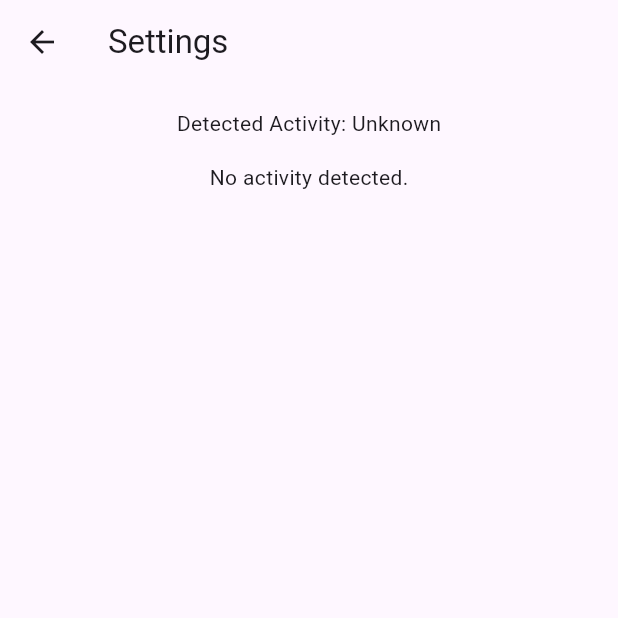
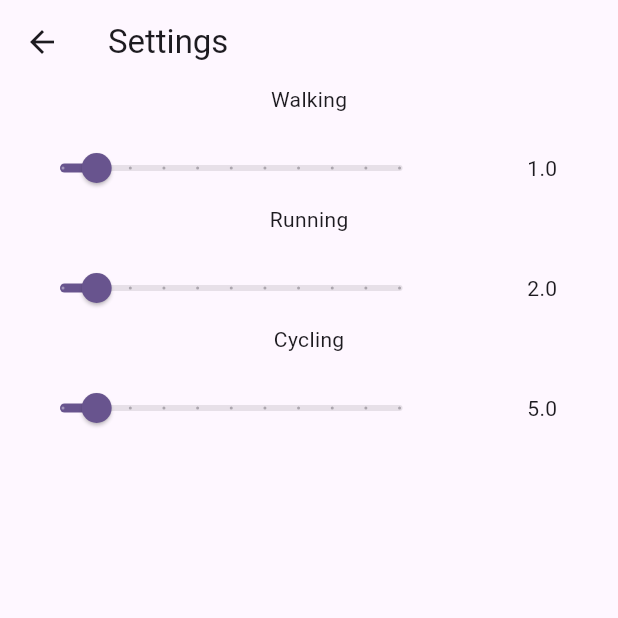
Before and after one commit to OlaiyaO/fitness_tracker, a Flutter app: the screen it shows after launch, after a tap on the "settings" icon, on a phone screen of 412 x 824 dp, the top half of it. Run offline on Flutter 3.47's test engine with Material 3 defaults, Android fonts, the light colour scheme and no system bars; our stand-ins replace cloud_firestore, equatable, flutter_bloc, google_maps_flutter, location, table_calendar; accounts and stored records are empty.

```diff
--- a/lib/blocs/goal_bloc/goal_bloc.dart
+++ b/lib/blocs/goal_bloc/goal_bloc.dart
@@ -1,25 +1,32 @@
 import 'package:flutter_bloc/flutter_bloc.dart';
-import '../../data/models/goal_model.dart';
+import 'package:cloud_firestore/cloud_firestore.dart';
+
 import 'goal_event.dart';
 import 'goal_state.dart';
 
 class GoalBloc extends Bloc<GoalEvent, GoalState> {
-  GoalBloc() : super(const GoalState(
-    detectedActivity: 'Unknown',
-    goals: {
-      'Running': Goal(activity: 'Running', distances: [1, 5, 10], selectedDistance: 1),
-      'Walking': Goal(activity: 'Walking', distances: [1, 5, 10], selectedDistance: 1),
-      'Cycling': Goal(activity: 'Cycling', distances: [5, 10, 20], selectedDistance: 5),
-    },
-  )) {
-    on<SelectDistance>((event, emit) {
-      final goals = Map<String, Goal>.from(state.goals);
-      goals[event.activity] = goals[event.activity]!.copyWith(selectedDistance: event.distance);
-      emit(state.copyWith(goals: goals));
-    });
+  GoalBloc() : super(GoalState.initial());
 
-    on<ActivityDetected>((event, emit) {
-      emit(state.copyWith(detectedActivity: event.activity));
-    });
+  Stream<GoalState> mapEventToState(GoalEvent event) async* {
+    if (event is FetchGoalValues) {
+      yield state.copyWith(isLoading: true);
+      try {
+        final firestore = FirebaseFirestore.instance;
+        final snapshot = await firestore.collection('goals').doc('userGoals').get();
+        final data = snapshot.data();
+        if (data != null) {
+          yield state.copyWith(
+            walkingValue: data['walking'] ?? 1,
+            runningValue: data['running'] ?? 1,
+            cyclingValue: data['cycling'] ?? 1,
+            isLoading: false,
+          );
+        } else {
+          yield state.copyWith(isLoading: false);
+        }
+      } catch (error) {
+        yield state.copyWith(isLoading: false, error: error.toString());
+      }
+    }
   }
 }
--- a/lib/blocs/goal_bloc/goal_event.dart
+++ b/lib/blocs/goal_bloc/goal_event.dart
@@ -1,27 +1,8 @@
 import 'package:equatable/equatable.dart';
 
 abstract class GoalEvent extends Equatable {
-  const GoalEvent();
-
   @override
   List<Object> get props => [];
 }
 
-class SelectDistance extends GoalEvent {
-  final String activity;
-  final int distance;
-
-  const SelectDistance(this.activity, this.distance);
-
-  @override
-  List<Object> get props => [activity, distance];
-}
-
-class ActivityDetected extends GoalEvent {
-  final String activity;
-
-  const ActivityDetected(this.activity);
-
-  @override
-  List<Object> get props => [activity];
-}
+class FetchGoalValues extends GoalEvent {}
--- a/lib/blocs/goal_bloc/goal_state.dart
+++ b/lib/blocs/goal_bloc/goal_state.dart
@@ -1,25 +1,44 @@
 import 'package:equatable/equatable.dart';
-import '../../data/models/goal_model.dart';
 
 class GoalState extends Equatable {
-  final String detectedActivity;
-  final Map<String, Goal> goals;
+  final double walkingValue;
+  final double runningValue;
+  final double cyclingValue;
+  final bool isLoading;
+  final String? error;
 
   const GoalState({
-    required this.detectedActivity,
-    required this.goals,
+    required this.walkingValue,
+    required this.runningValue,
+    required this.cyclingValue,
+    this.isLoading = false,
+    this.error,
   });
 
+  factory GoalState.initial() {
+    return const GoalState(
+      walkingValue: 1,
+      runningValue: 2,
+      cyclingValue: 5,
+    );
+  }
+
   GoalState copyWith({
-    String? detectedActivity,
-    Map<String, Goal>? goals,
+    double? walkingValue,
+    double? runningValue,
+    double? cyclingValue,
+    bool? isLoading,
+    String? error,
   }) {
     return GoalState(
-      detectedActivity: detectedActivity ?? this.detectedActivity,
-      goals: goals ?? this.goals,
+      walkingValue: walkingValue ?? this.walkingValue,
+      runningValue: runningValue ?? this.runningValue,
+      cyclingValue: cyclingValue ?? this.cyclingValue,
+      isLoading: isLoading ?? this.isLoading,
+      error: error,
     );
   }
 
   @override
-  List<Object> get props => [detectedActivity, goals];
+  List<Object?> get props => [walkingValue, runningValue, cyclingValue, isLoading, error];
 }
--- a/lib/presentation/screens/settings_page.dart
+++ b/lib/presentation/screens/settings_page.dart
@@ -1,102 +1,60 @@
-import 'dart:async';
-
 import 'package:flutter/material.dart';
 import 'package:flutter_bloc/flutter_bloc.dart';
-import 'package:flutter_activity_recognition/flutter_activity_recognition.dart';
+import 'package:fitness_tracker/presentation/widgets/goal_setter.dart';
 import '../../blocs/goal_bloc/goal_bloc.dart';
 import '../../blocs/goal_bloc/goal_event.dart';
 import '../../blocs/goal_bloc/goal_state.dart';
 
-
-class SettingsPage extends StatefulWidget {
+class SettingsPage extends StatelessWidget {
   const SettingsPage({super.key});
 
-  @override
-  State<SettingsPage> createState() => _SettingsPageState();
-}
+  static const String kWalking = 'Walking';
+  static const String kRunning = 'Running';
+  static const String kCycling = 'Cycling';
 
-class _SettingsPageState extends State<SettingsPage> {
-  late FlutterActivityRecognition _activityRecognition;
-  late Stream<Activity> _activityStream;
-  late StreamSubscription<Activity> _activitySubscription;
-
-  @override
-  void initState() {
-    super.initState();
-    _activityRecognition = FlutterActivityRecognition.instance;
-    _activityStream = _activityRecognition.activityStream;
-    _activitySubscription = _activityStream.listen(_onActivityDetected);
-  }
-
-  void _onActivityDetected(Activity activity) {
-    if (activity.type == ActivityType.WALKING) {
-      context.read<GoalBloc>().add(const ActivityDetected('Walking'));
-    } else if (activity.type == ActivityType.RUNNING) {
-      context.read<GoalBloc>().add(const ActivityDetected('Running'));
-    } else if (activity.type == ActivityType.ON_BICYCLE) {
-      context.read<GoalBloc>().add(const ActivityDetected('Cycling'));
-    }
-  }
-
-  @override
-  void dispose() {
-    _activitySubscription.cancel();
-    super.dispose();
-  }
+  static const double kMaxWalking = 10;
+  static const double kMaxRunning = 20;
+  static const double kMaxCycling = 50;
 
   @override
   Widget build(BuildContext context) {
     return BlocProvider(
-      create: (context) => GoalBloc(),
+      create: (_) => GoalBloc()..add(FetchGoalValues()),
       child: Scaffold(
-        appBar: AppBar(
-          title: const Text('Settings'),
-        ),
-        body: Column(
-          children: [
-            const SizedBox(height: 16),
-            _buildActivityDisplay(),
-            const SizedBox(height: 16),
-            _buildDistanceOptions(),
-          ],
+        appBar: AppBar(title: const Text('Settings')),
+        body: Container(
+          margin: const EdgeInsets.symmetric(horizontal: 16.0),
+          child: BlocBuilder<GoalBloc, GoalState>(
+            builder: (context, state) {
+              if (state.isLoading) {
+                return const Center(child: CircularProgressIndicator());
+              }
+              if (state.error != null) {
+                return Center(child: Text('Error: ${state.error}'));
+              }
+              return Column(
+                children: [
+                  GoalSetter(
+                    currentValue: state.walkingValue,
+                    activity: kWalking,
+                    maxSliderValue: kMaxWalking,
+                  ),
+                  GoalSetter(
+                    currentValue: state.runningValue,
+                    activity: kRunning,
+                    maxSliderValue: kMaxRunning,
+                  ),
+                  GoalSetter(
+                    currentValue: state.cyclingValue,
+                    activity: kCycling,
+                    maxSliderValue: kMaxCycling,
+                  ),
+                ],
+              );
+            },
+          ),
         ),
       ),
     );
   }
-
-  Widget _buildActivityDisplay() {
-    return BlocBuilder<GoalBloc, GoalState>(
-      builder: (context, state) {
-        return Text('Detected Activity: ${state.detectedActivity ?? 'Waiting for activity...'}');
-      },
-    );
-  }
-
-  Widget _buildDistanceOptions() {
-    return BlocBuilder<GoalBloc, GoalState>(
-      builder: (context, state) {
-        final goal = state.detectedActivity != null ? state.goals[state.detectedActivity] : null;
-        return goal != null
-            ? Column(
-          crossAxisAlignment: CrossAxisAlignment.start,
-          children: [
-            Text('Select distance for ${goal.activity}:'),
-            Wrap(
-              spacing: 8.0,
-              children: goal.distances.map((distance) {
-                return ChoiceChip(
-                  label: Text('$distance km'),
-                  selected: goal.selectedDistance == distance,
-                  onSelected: (selected) {
-                    context.read<GoalBloc>().add(SelectDistance(goal.activity, distance));
-                  },
-                );
-              }).toList(),
-            ),
-          ],
-        )
-            : const Center(child: Text('No activity detected.'));
-      },
-    );
-  }
 }
--- /dev/null
+++ b/lib/presentation/widgets/goal_setter.dart
@@ -0,0 +1,50 @@
+import 'package:flutter/material.dart';
+
+class GoalSetter extends StatelessWidget {
+  const GoalSetter(
+      {super.key,
+      required this.currentValue,
+      required this.activity,
+      required this.maxSliderValue});
+
+  final double currentValue;
+  final String activity;
+  final double maxSliderValue;
+
+  @override
+  Widget build(BuildContext context) {
+    return Column(
+      children: [
+        Text(activity),
+        const SizedBox(
+          height: 12,
+        ),
+        Row(
+          mainAxisAlignment: MainAxisAlignment.center,
+          children: [
+            Expanded(
+                flex: 16,
+                child: Slider(
+                  value: currentValue,
+                  onChanged: (value) {},
+                  max: maxSliderValue,
+                  divisions: 10,
+                )),
+            const Spacer(
+              flex: 2,
+            ),
+            Expanded(
+              flex: 4,
+              child: Container(
+                decoration: BoxDecoration(
+                  borderRadius: BorderRadius.circular(12),
+                ),
+                child: Center(child: Text('$currentValue')),
+              ),
+            )
+          ],
+        ),
+      ],
+    );
+  }
+}
--- a/lib/presentation/widgets/map_widget.dart
+++ b/lib/presentation/widgets/map_widget.dart
@@ -34,7 +34,7 @@ class MapWidgetState extends State<MapWidget> {
   @override
   Widget build(BuildContext context) {
     return GoogleMap(
-      mapType: MapType.hybrid,
+      mapType: MapType.normal,
       initialCameraPosition: _kGooglePlex,
       onMapCreated: (GoogleMapController controller) {
         _controller.complete(controller);
```
